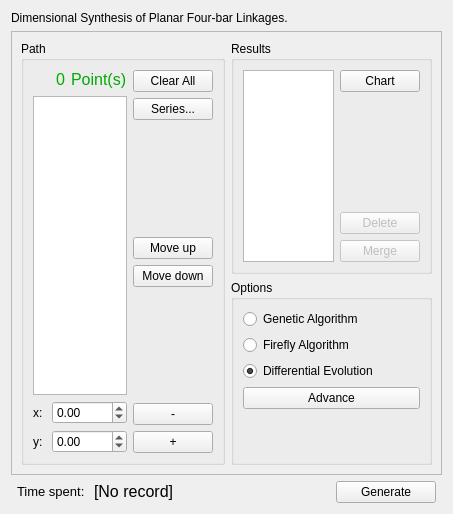
Before: the Qt Designer form core/panel/DimensionalSynthesis/Path_Solving.ui in KmolYuan/Pyslvs-UI, drawn with Qt 5.
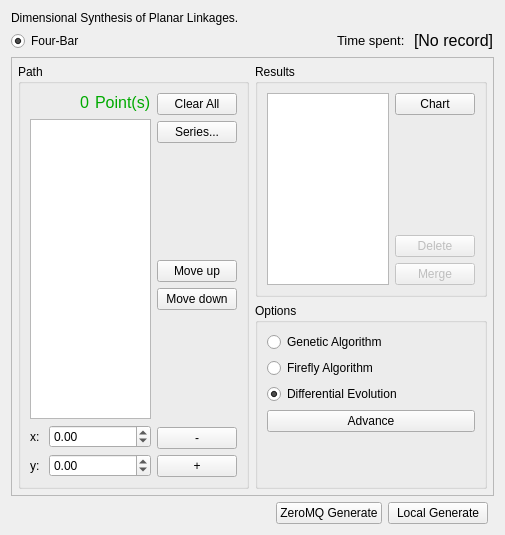
After: the same form once the commit is applied. Icons and pictures are not drawn.

```diff
--- a/core/panel/DimensionalSynthesis/Path_Solving.ui
+++ b/core/panel/DimensionalSynthesis/Path_Solving.ui
@@ -6,15 +6,15 @@
    <rect>
     <x>0</x>
     <y>0</y>
-    <width>453</width>
-    <height>514</height>
+    <width>505</width>
+    <height>535</height>
    </rect>
   </property>
   <layout class="QVBoxLayout" name="verticalLayout_5">
    <item>
     <widget class="QLabel" name="label">
      <property name="text">
-      <string>&lt;html&gt;&lt;head/&gt;&lt;body&gt;&lt;p&gt;Dimensional Synthesis of Planar Four-bar Linkages.&lt;/p&gt;&lt;/body&gt;&lt;/html&gt;</string>
+      <string>&lt;html&gt;&lt;head/&gt;&lt;body&gt;&lt;p&gt;Dimensional Synthesis of Planar Linkages.&lt;/p&gt;&lt;/body&gt;&lt;/html&gt;</string>
      </property>
      <property name="textFormat">
       <enum>Qt::RichText</enum>
@@ -27,6 +27,47 @@
      </property>
     </widget>
    </item>
+   <item>
+    <layout class="QHBoxLayout" name="horizontalLayout_8">
+     <item>
+      <widget class="QRadioButton" name="FourBar">
+       <property name="text">
+        <string>Four-Bar</string>
+       </property>
+       <property name="checked">
+        <bool>true</bool>
+       </property>
+      </widget>
+     </item>
+     <item>
+      <spacer name="horizontalSpacer">
+       <property name="orientation">
+        <enum>Qt::Horizontal</enum>
+       </property>
+       <property name="sizeHint" stdset="0">
+        <size>
+         <width>40</width>
+         <height>20</height>
+        </size>
+       </property>
+      </spacer>
+     </item>
+     <item>
+      <widget class="QLabel" name="label_7">
+       <property name="text">
+        <string>&lt;html&gt;&lt;head/&gt;&lt;body&gt;&lt;p&gt;&lt;span style=&quot; font-size:10pt;&quot;&gt;Time spent: &lt;/span&gt;&lt;/p&gt;&lt;/body&gt;&lt;/html&gt;</string>
+       </property>
+      </widget>
+     </item>
+     <item>
+      <widget class="QLabel" name="timeShow">
+       <property name="text">
+        <string>&lt;html&gt;&lt;head/&gt;&lt;body&gt;&lt;p&gt;&lt;span style=&quot; font-size:12pt&quot;&gt;[No record]&lt;/span&gt;&lt;/p&gt;&lt;/body&gt;&lt;/html&gt;</string>
+       </property>
+      </widget>
+     </item>
+    </layout>
+   </item>
    <item>
     <widget class="QScrollArea" name="scrollArea">
      <property name="widgetResizable">
@@ -37,11 +78,23 @@
        <rect>
         <x>0</x>
         <y>0</y>
-        <width>433</width>
-        <height>430</height>
+        <width>481</width>
+        <height>417</height>
        </rect>
       </property>
       <layout class="QHBoxLayout" name="horizontalLayout_7">
+       <property name="leftMargin">
+        <number>6</number>
+       </property>
+       <property name="topMargin">
+        <number>6</number>
+       </property>
+       <property name="rightMargin">
+        <number>6</number>
+       </property>
+       <property name="bottomMargin">
+        <number>6</number>
+       </property>
        <item>
         <widget class="QGroupBox" name="groupBox">
          <property name="title">
@@ -389,20 +442,6 @@
         <property name="bottomMargin">
          <number>0</number>
         </property>
-        <item>
-         <widget class="QLabel" name="label_7">
-          <property name="text">
-           <string>&lt;html&gt;&lt;head/&gt;&lt;body&gt;&lt;p&gt;&lt;span style=&quot; font-size:10pt;&quot;&gt;Time spent: &lt;/span&gt;&lt;/p&gt;&lt;/body&gt;&lt;/html&gt;</string>
-          </property>
-         </widget>
-        </item>
-        <item>
-         <widget class="QLabel" name="timeShow">
-          <property name="text">
-           <string>&lt;html&gt;&lt;head/&gt;&lt;body&gt;&lt;p&gt;&lt;span style=&quot; font-size:12pt&quot;&gt;[No record]&lt;/span&gt;&lt;/p&gt;&lt;/body&gt;&lt;/html&gt;</string>
-          </property>
-         </widget>
-        </item>
         <item>
          <spacer name="horizontalSpacer_6">
           <property name="orientation">
@@ -425,7 +464,31 @@
            </size>
           </property>
           <property name="text">
-           <string>Generate</string>
+           <string>ZeroMQ Generate</string>
+          </property>
+          <property name="icon">
+           <iconset resource="../../../icons.qrc">
+            <normaloff>:/icons/ZeroMQ.png</normaloff>:/icons/ZeroMQ.png</iconset>
+          </property>
+          <property name="autoDefault">
+           <bool>true</bool>
+          </property>
+         </widget>
+        </item>
+        <item>
+         <widget class="QPushButton" name="GenerateLocal">
+          <property name="minimumSize">
+           <size>
+            <width>100</width>
+            <height>0</height>
+           </size>
+          </property>
+          <property name="text">
+           <string>Local Generate</string>
+          </property>
+          <property name="icon">
+           <iconset resource="../../../icons.qrc">
+            <normaloff>:/icons/local.png</normaloff>:/icons/local.png</iconset>
           </property>
           <property name="autoDefault">
            <bool>true</bool>
```
Left out of the diff: 6 changed lines with no effect on the pictures.
